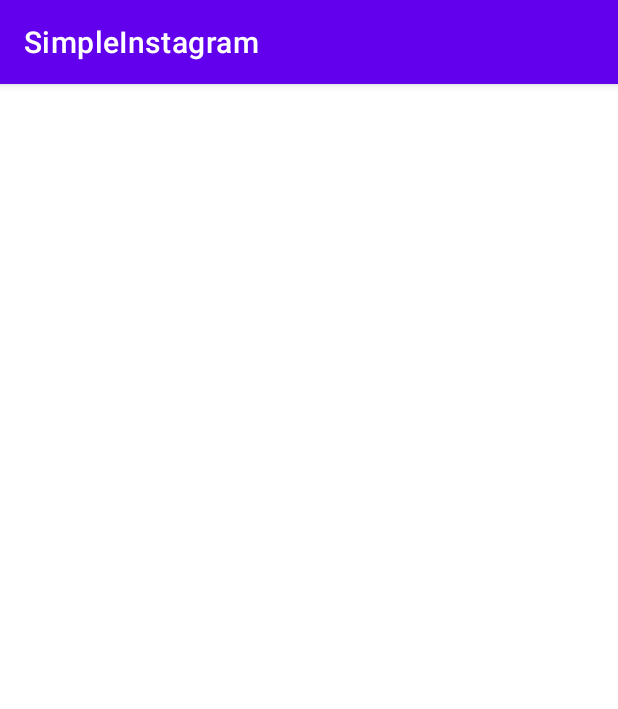
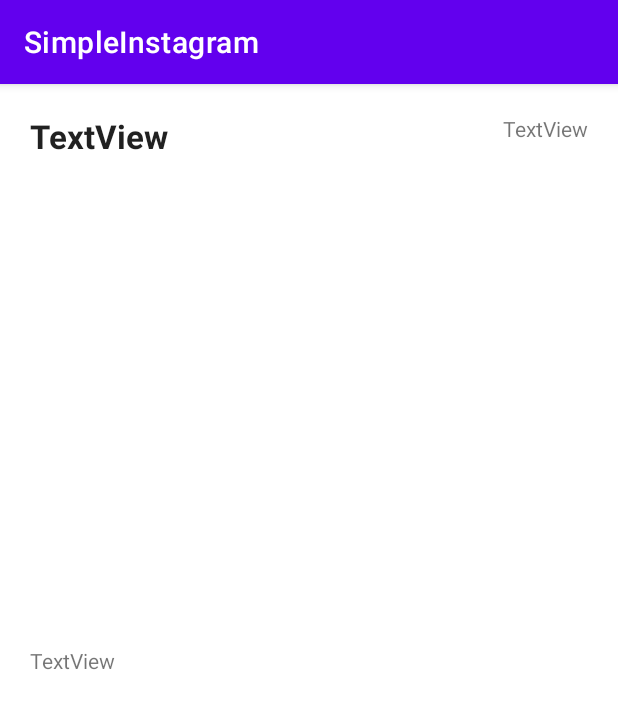
Before and after one commit to janelle-cheung/SimpleInstagram, an Android app: the PostDetailsActivity screen opened directly, with no data from a screen before it, on a phone screen of 412 x 824 dp. Shown: the top 709 px of the screen. Run offline under Robolectric (Android 15) with nearby library versions, the phone set to English and light mode, and no system bars; libraries missing offline, so code that uses them is left out: com.parse, org.parceler; pictures from the network do not load; 6 statements that could not run were skipped.

Commit message:
User can click post to view more details

```diff
--- a/app/build.gradle
+++ b/app/build.gradle
@@ -46,4 +46,6 @@ dependencies {
     // Glide v4 uses this new annotation processor -- see https://bumptech.github.io/glide/doc/generatedapi.html
     annotationProcessor 'com.github.bumptech.glide:compiler:4.12.0'
     implementation 'androidx.swiperefreshlayout:swiperefreshlayout:1.0.0'
+    implementation 'org.parceler:parceler-api:1.1.12'
+    annotationProcessor 'org.parceler:parceler:1.1.12'
 }
--- a/app/src/main/java/com/example/simpleinstagram/PostDetailsActivity.java
+++ b/app/src/main/java/com/example/simpleinstagram/PostDetailsActivity.java
@@ -8,14 +8,14 @@ import android.widget.ImageView;
 import android.widget.TextView;
 import android.widget.Toast;
 
+import com.bumptech.glide.Glide;
 import com.example.simpleinstagram.databinding.ActivityPostDetailsBinding;
+import com.example.simpleinstagram.fragments.PostsFragment;
+import com.parse.ParseFile;
+
+import org.parceler.Parcels;
 
 public class PostDetailsActivity extends AppCompatActivity {
-
-    TextView tvUsername;
-    ImageView ivImage;
-    TextView tvCreatedAt;
-    TextView tvDescription;
 
     @Override
     protected void onCreate(Bundle savedInstanceState) {
@@ -23,6 +23,14 @@ public class PostDetailsActivity extends AppCompatActivity {
         ActivityPostDetailsBinding binding = ActivityPostDetailsBinding.inflate(getLayoutInflater());
         View view = binding.getRoot();
         setContentView(view);
-        Toast.makeText(this, "Post details!", Toast.LENGTH_SHORT).show();
+
+        Post post = (Post) Parcels.unwrap(getIntent().getParcelableExtra(PostsFragment.KEY_CLICKED_POST));
+        binding.tvUsername.setText(post.getUser().getUsername());
+        binding.tvCreatedAt.setText(Post.calculateTimeAgo(post.getCreatedAt()));
+        binding.tvDescription.setText(post.getDescription());
+        ParseFile image = post.getImage();
+        if (image != null) {
+            Glide.with(this).load(image.getUrl()).into(binding.ivImage);
+        }
     }
 }
--- a/app/src/main/java/com/example/simpleinstagram/fragments/PostsFragment.java
+++ b/app/src/main/java/com/example/simpleinstagram/fragments/PostsFragment.java
@@ -24,12 +24,15 @@ import com.parse.FindCallback;
 import com.parse.ParseException;
 import com.parse.ParseQuery;
 
+import org.parceler.Parcels;
+
 import java.util.ArrayList;
 import java.util.List;
 
 public class PostsFragment extends Fragment implements PostsAdapter.OnPostListener {
 
     public static final String TAG = "PostFragment";
+    public static final String KEY_CLICKED_POST = "clicked post";
 
     List<Post> posts;
     RecyclerView rvPosts;
@@ -99,6 +102,7 @@ public class PostsFragment extends Fragment implements PostsAdapter.OnPostListen
     public void onPostClicked(int position) {
         Post clickedPost = posts.get(position);
         Intent i = new Intent(getContext(), PostDetailsActivity.class);
+        i.putExtra(KEY_CLICKED_POST, Parcels.wrap(clickedPost));
         startActivity(i);
     }
 }
--- a/app/src/main/res/layout/activity_post_details.xml
+++ b/app/src/main/res/layout/activity_post_details.xml
@@ -8,13 +8,13 @@
 
     <TextView
         android:id="@+id/tvUsername"
-        android:layout_width="match_parent"
+        android:layout_width="wrap_content"
         android:layout_height="wrap_content"
         android:layout_alignParentStart="true"
         android:layout_alignParentTop="true"
+        android:text="TextView"
         android:textAppearance="@style/TextAppearance.AppCompat.Large"
-        android:textStyle="bold"
-        tools:text="TextView" />
+        android:textStyle="bold" />
 
     <ImageView
         android:id="@+id/ivImage"
@@ -22,6 +22,7 @@
         android:layout_height="300dp"
         android:layout_below="@+id/tvUsername"
         android:layout_alignParentStart="true"
+        android:layout_centerHorizontal="true"
         android:layout_marginTop="5dp"
         android:scaleType="centerCrop"
         tools:srcCompat="@tools:sample/avatars" />
@@ -30,18 +31,17 @@
         android:id="@+id/tvDescription"
         android:layout_width="match_parent"
         android:layout_height="wrap_content"
-        android:layout_below="@+id/tvCreatedAt"
+        android:layout_below="@+id/ivImage"
         android:layout_alignParentStart="true"
-        android:layout_marginTop="10dp"
-        android:textSize="16sp"
-        tools:text="TextView" />
+        android:layout_centerHorizontal="true"
+        android:layout_marginTop="20dp"
+        android:text="TextView" />
 
     <TextView
         android:id="@+id/tvCreatedAt"
         android:layout_width="wrap_content"
         android:layout_height="wrap_content"
-        android:layout_below="@+id/ivImage"
-        android:layout_alignParentStart="true"
-        android:layout_marginTop="15dp"
-        tools:text="TextView" />
+        android:layout_alignParentTop="true"
+        android:layout_alignParentEnd="true"
+        android:text="TextView" />
 </RelativeLayout>
--- a/app/src/main/res/values/strings.xml
+++ b/app/src/main/res/values/strings.xml
@@ -14,6 +14,4 @@
     <string name="compose">Compose</string>
     <string name="feed">Feed</string>
     <string name="profile">Profile</string>
-    <!-- TODO: Remove or change this placeholder text -->
-    <string name="hello_blank_fragment">Hello blank fragment</string>
 </resources>
```
Also changed, not shown: app/src/main/java/com/example/simpleinstagram/Post.java (+46 -0 lines).
